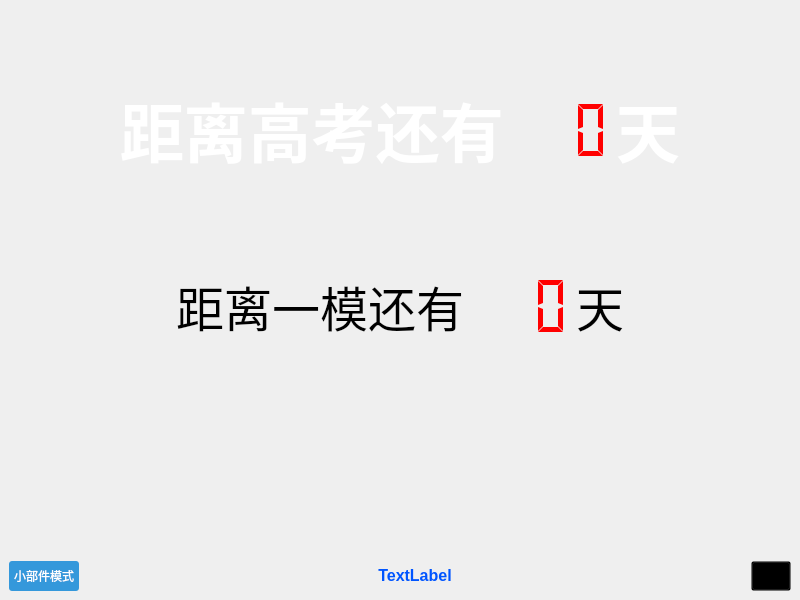
BuBaiMengJ4/BattleForFuture, file mainwindow.ui: the form before one commit.
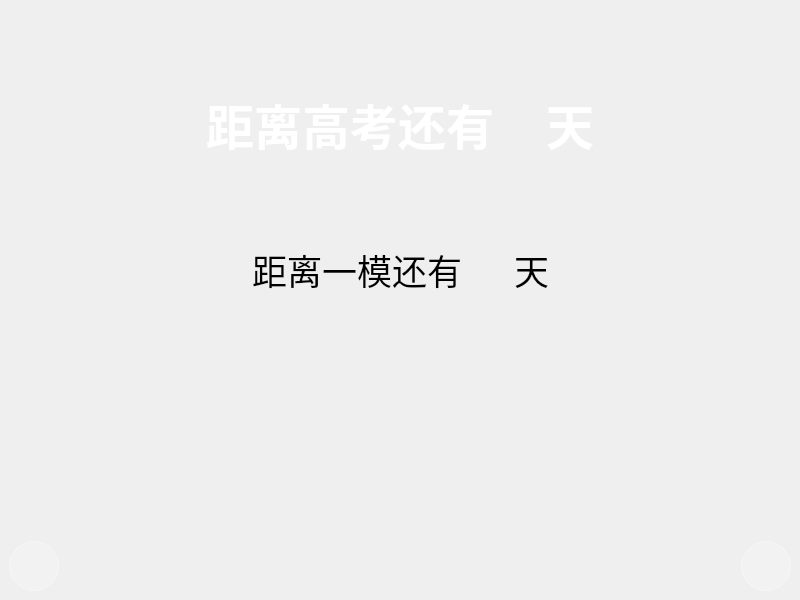
The form after the commit. Icons and pictures are not drawn. Custom widgets are drawn as their Qt base class.

Patch:
```diff
--- a/mainwindow.ui
+++ b/mainwindow.ui
@@ -69,9 +69,12 @@
         <property name="orientation">
          <enum>Qt::Orientation::Horizontal</enum>
         </property>
+        <property name="sizeType">
+         <enum>QSizePolicy::Policy::Expanding</enum>
+        </property>
         <property name="sizeHint" stdset="0">
          <size>
-          <width>40</width>
+          <width>0</width>
           <height>20</height>
          </size>
         </property>
@@ -80,39 +83,34 @@
       <item>
        <widget class="QLabel" name="label">
         <property name="text">
-         <string>&lt;html&gt;&lt;head/&gt;&lt;body&gt;&lt;p&gt;&lt;span style=&quot; font-size:48pt; font-weight:700; color:#ffffff;&quot;&gt;距离高考还有&lt;/span&gt;&lt;/p&gt;&lt;/body&gt;&lt;/html&gt;</string>
+         <string>&lt;html&gt;&lt;head/&gt;&lt;body&gt;&lt;p&gt;&lt;span style=&quot; font-size:36pt; font-weight:700; color:#ffffff;&quot;&gt;距离高考还有&lt;/span&gt;&lt;/p&gt;&lt;/body&gt;&lt;/html&gt;</string>
         </property>
        </widget>
       </item>
       <item>
-       <widget class="QLCDNumber" name="CountdownGK">
+       <widget class="SevenSegmentDisplay" name="CountdownGK" native="true">
         <property name="minimumSize">
          <size>
-          <width>100</width>
-          <height>100</height>
+          <width>40</width>
+          <height>60</height>
          </size>
         </property>
-        <property name="styleSheet">
-         <string notr="true">color: rgb(255, 0, 0);</string>
+        <property name="digitColor" stdset="0">
+         <color>
+          <red>255</red>
+          <green>60</green>
+          <blue>60</blue>
+         </color>
         </property>
-        <property name="frameShape">
-         <enum>QFrame::Shape::NoFrame</enum>
-        </property>
-        <property name="digitCount">
+        <property name="minimumDigitCount" stdset="0">
          <number>3</number>
         </property>
-        <property name="segmentStyle">
-         <enum>QLCDNumber::SegmentStyle::Flat</enum>
-        </property>
-        <property name="value" stdset="0">
-         <double>0.000000000000000</double>
-        </property>
        </widget>
       </item>
       <item>
        <widget class="QLabel" name="label_3">
         <property name="text">
-         <string>&lt;html&gt;&lt;head/&gt;&lt;body&gt;&lt;p&gt;&lt;span style=&quot; font-size:48pt; font-weight:700; color:#ffffff;&quot;&gt;天&lt;/span&gt;&lt;/p&gt;&lt;/body&gt;&lt;/html&gt;</string>
+         <string>&lt;html&gt;&lt;head/&gt;&lt;body&gt;&lt;p&gt;&lt;span style=&quot; font-size:36pt; font-weight:700; color:#ffffff;&quot;&gt;天&lt;/span&gt;&lt;/p&gt;&lt;/body&gt;&lt;/html&gt;</string>
         </property>
        </widget>
       </item>
@@ -121,9 +119,12 @@
         <property name="orientation">
          <enum>Qt::Orientation::Horizontal</enum>
         </property>
+        <property name="sizeType">
+         <enum>QSizePolicy::Policy::Expanding</enum>
+        </property>
         <property name="sizeHint" stdset="0">
          <size>
-          <width>40</width>
+          <width>0</width>
           <height>20</height>
          </size>
         </property>
@@ -151,9 +152,12 @@
         <property name="orientation">
          <enum>Qt::Orientation::Horizontal</enum>
         </property>
+        <property name="sizeType">
+         <enum>QSizePolicy::Policy::Expanding</enum>
+        </property>
         <property name="sizeHint" stdset="0">
          <size>
-          <width>40</width>
+          <width>0</width>
           <height>20</height>
          </size>
         </property>
@@ -162,39 +166,34 @@
       <item>
        <widget class="QLabel" name="label_2">
         <property name="text">
-         <string>&lt;html&gt;&lt;head/&gt;&lt;body&gt;&lt;p&gt;&lt;span style=&quot; font-size:36pt; color:#000000;&quot;&gt;距离一模还有&lt;/span&gt;&lt;/p&gt;&lt;/body&gt;&lt;/html&gt;</string>
+         <string>&lt;html&gt;&lt;head/&gt;&lt;body&gt;&lt;p&gt;&lt;span style=&quot; font-size:26pt; color:#000000;&quot;&gt;距离一模还有&lt;/span&gt;&lt;/p&gt;&lt;/body&gt;&lt;/html&gt;</string>
         </property>
        </widget>
       </item>
       <item>
-       <widget class="QLCDNumber" name="CountdownYM">
+       <widget class="SevenSegmentDisplay" name="CountdownYM" native="true">
         <property name="minimumSize">
          <size>
-          <width>100</width>
-          <height>100</height>
+          <width>40</width>
+          <height>50</height>
          </size>
         </property>
-        <property name="styleSheet">
-         <string notr="true">color: rgb(255, 0, 0);</string>
+        <property name="digitColor" stdset="0">
+         <color>
+          <red>255</red>
+          <green>60</green>
+          <blue>60</blue>
+         </color>
         </property>
-        <property name="frameShape">
-         <enum>QFrame::Shape::NoFrame</enum>
-        </property>
-        <property name="digitCount">
+        <property name="minimumDigitCount" stdset="0">
          <number>3</number>
         </property>
-        <property name="segmentStyle">
-         <enum>QLCDNumber::SegmentStyle::Flat</enum>
-        </property>
-        <property name="value" stdset="0">
-         <double>0.000000000000000</double>
-        </property>
        </widget>
       </item>
       <item>
        <widget class="QLabel" name="label_4">
         <property name="text">
-         <string>&lt;html&gt;&lt;head/&gt;&lt;body&gt;&lt;p&gt;&lt;span style=&quot; font-size:36pt; color:#000000;&quot;&gt;天&lt;/span&gt;&lt;/p&gt;&lt;/body&gt;&lt;/html&gt;</string>
+         <string>&lt;html&gt;&lt;head/&gt;&lt;body&gt;&lt;p&gt;&lt;span style=&quot; font-size:26pt; color:#000000;&quot;&gt;天&lt;/span&gt;&lt;/p&gt;&lt;/body&gt;&lt;/html&gt;</string>
         </property>
        </widget>
       </item>
@@ -203,9 +202,12 @@
         <property name="orientation">
          <enum>Qt::Orientation::Horizontal</enum>
         </property>
+        <property name="sizeType">
+         <enum>QSizePolicy::Policy::Expanding</enum>
+        </property>
         <property name="sizeHint" stdset="0">
          <size>
-          <width>40</width>
+          <width>0</width>
           <height>20</height>
          </size>
         </property>
@@ -256,20 +258,45 @@
      <layout class="QHBoxLayout" name="horizontalLayout_4">
       <item>
        <widget class="QPushButton" name="pushButton">
+        <property name="sizePolicy">
+         <sizepolicy hsizetype="Fixed" vsizetype="Fixed">
+          <horstretch>0</horstretch>
+          <verstretch>0</verstretch>
+         </sizepolicy>
+        </property>
         <property name="minimumSize">
          <size>
-          <width>40</width>
-          <height>30</height>
+          <width>50</width>
+          <height>50</height>
          </size>
         </property>
         <property name="styleSheet">
-         <string notr="true"> background-color: #3498db; 
-color: white; 
-padding: 5px; 
-border-radius: 3px; </string>
+         <string notr="true">QPushButton {
+    background-color: rgba(255, 255, 255, 40);
+    border: 1px solid rgba(255, 255, 255, 90);
+    border-radius: 25px;
+    padding: 0px;
+}
+QPushButton:hover {
+    background-color: rgba(255, 255, 255, 85);
+}
+QPushButton:pressed {
+    background-color: rgba(255, 255, 255, 130);
+    border: 1px solid transparent;
+}</string>
         </property>
         <property name="text">
-         <string>小部件模式</string>
+         <string/>
+        </property>
+        <property name="icon">
+         <iconset resource="resource.qrc">
+          <normaloff>:/icon/Widget.png</normaloff>:/icon/Widget.png</iconset>
+        </property>
+        <property name="iconSize">
+         <size>
+          <width>36</width>
+          <height>36</height>
+         </size>
         </property>
        </widget>
       </item>
@@ -278,18 +305,36 @@
         <property name="orientation">
          <enum>Qt::Orientation::Horizontal</enum>
         </property>
+        <property name="sizeType">
+         <enum>QSizePolicy::Policy::Fixed</enum>
+        </property>
         <property name="sizeHint" stdset="0">
          <size>
-          <width>40</width>
+          <width>16</width>
           <height>20</height>
          </size>
         </property>
        </spacer>
       </item>
       <item>
-       <widget class="QLabel" name="label_5">
-        <property name="text">
-         <string>&lt;html&gt;&lt;head/&gt;&lt;body&gt;&lt;p align=&quot;center&quot;&gt;&lt;span style=&quot; font-size:12pt; font-weight:700; color:#0055ff;&quot;&gt;TextLabel&lt;/span&gt;&lt;/p&gt;&lt;/body&gt;&lt;/html&gt;</string>
+       <widget class="ScrollingLabel" name="label_5" native="true">
+        <property name="sizePolicy">
+         <sizepolicy hsizetype="Expanding" vsizetype="Preferred">
+          <horstretch>1</horstretch>
+          <verstretch>0</verstretch>
+         </sizepolicy>
+        </property>
+        <property name="minimumSize">
+         <size>
+          <width>120</width>
+          <height>34</height>
+         </size>
+        </property>
+        <property name="toolTip">
+         <string>随机显示的鼓励语句；文字过长时会自动左右滚动</string>
+        </property>
+        <property name="text" stdset="0">
+         <string>TextLabel</string>
         </property>
        </widget>
       </item>
@@ -298,9 +343,12 @@
         <property name="orientation">
          <enum>Qt::Orientation::Horizontal</enum>
         </property>
+        <property name="sizeType">
+         <enum>QSizePolicy::Policy::Fixed</enum>
+        </property>
         <property name="sizeHint" stdset="0">
          <size>
-          <width>40</width>
+          <width>16</width>
           <height>20</height>
          </size>
         </property>
@@ -308,14 +356,32 @@
       </item>
       <item>
        <widget class="QPushButton" name="Settings">
+        <property name="sizePolicy">
+         <sizepolicy hsizetype="Fixed" vsizetype="Fixed">
+          <horstretch>0</horstretch>
+          <verstretch>0</verstretch>
+         </sizepolicy>
+        </property>
         <property name="minimumSize">
          <size>
-          <width>30</width>
-          <height>30</height>
+          <width>50</width>
+          <height>50</height>
          </size>
         </property>
         <property name="styleSheet">
-         <string notr="true">background-color: transparent;</string>
+         <string notr="true">QPushButton {
+    background-color: rgba(255, 255, 255, 40);
+    border: 1px solid rgba(255, 255, 255, 90);
+    border-radius: 25px;
+    padding: 0px;
+}
+QPushButton:hover {
+    background-color: rgba(255, 255, 255, 85);
+}
+QPushButton:pressed {
+    background-color: rgba(255, 255, 255, 130);
+    border: 1px solid transparent;
+}</string>
         </property>
         <property name="text">
          <string/>
@@ -326,8 +392,8 @@
         </property>
         <property name="iconSize">
          <size>
-          <width>50</width>
-          <height>50</height>
+          <width>42</width>
+          <height>42</height>
          </size>
         </property>
        </widget>
@@ -337,6 +403,18 @@
    </layout>
   </widget>
  </widget>
+ <customwidgets>
+  <customwidget>
+   <class>SevenSegmentDisplay</class>
+   <extends>QWidget</extends>
+   <header>sevensegmentdisplay.h</header>
+  </customwidget>
+  <customwidget>
+   <class>ScrollingLabel</class>
+   <extends>QWidget</extends>
+   <header>scrollinglabel.h</header>
+  </customwidget>
+ </customwidgets>
  <resources>
   <include location="resource.qrc"/>
  </resources>
```
Left out of the diff: 12 changed lines with no effect on the pictures.
